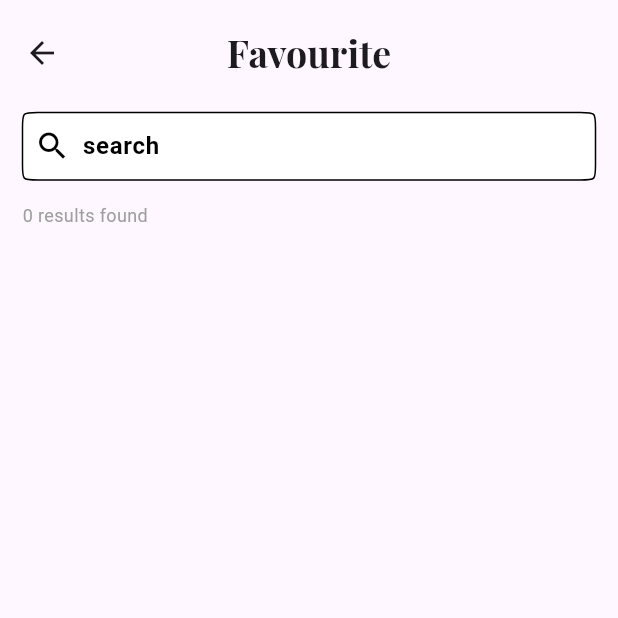
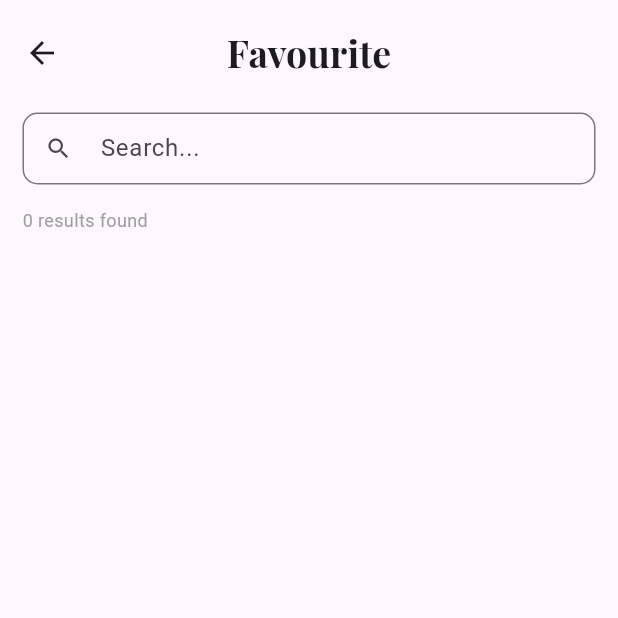
Before and after one commit to Mahsanali0786/shopingStore, a Flutter app: the FavouriteScreen screen opened directly, on a phone screen of 412 x 824 dp, the top half of it. Run offline on Flutter 3.47's test engine with Material 3 defaults, Android fonts, the phone set to English and light mode, and no system bars; our stand-ins replace dartz, equatable, flutter_native_splash, get, get_it; network calls fail; project files that could hold a hidden picture were left out.

Commit message:
search is working properly and render issue in Favourites in solved

```diff
--- a/lib/features/purchase/presentation/views/favourite_screen.dart
+++ b/lib/features/purchase/presentation/views/favourite_screen.dart
@@ -2,6 +2,7 @@ import 'package:flutter/material.dart';
 import 'package:get/get.dart';
 import 'package:mobilestore/features/purchase/presentation/controller/product_controller.dart';
 import 'package:mobilestore/features/purchase/presentation/widgets/fav_card.dart';
+import 'package:mobilestore/features/purchase/presentation/widgets/search_bar.dart';
 
 class FavouriteScreen extends StatefulWidget {
   FavouriteScreen({super.key, this.isLeading = false});
@@ -13,6 +14,7 @@ class FavouriteScreen extends StatefulWidget {
 
 class _FavouriteScreenState extends State<FavouriteScreen> {
   late TextEditingController favController;
+  bool isSearching = false;
 
   @override
   void initState() {
@@ -47,30 +49,22 @@ class _FavouriteScreenState extends State<FavouriteScreen> {
         child: Column(
           crossAxisAlignment: CrossAxisAlignment.start,
           children: [
-            SearchBar(
-              controller: favController,
-              hintText: 'search',
-              leading: const Icon(
-                Icons.search,
-                color: Colors.black,
-              ),
-              onChanged: (value) async {},
-              shape: MaterialStateProperty.all(ContinuousRectangleBorder(
-                  borderRadius: BorderRadius.circular(10))),
-              constraints: const BoxConstraints(minHeight: 45, maxHeight: 45),
-              side: MaterialStateProperty.all(
-                  const BorderSide(width: 1, color: Colors.black)),
-              backgroundColor: MaterialStateProperty.all(Colors.white),
-              textStyle: MaterialStateProperty.all(const TextStyle(
-                  color: Colors.black, fontWeight: FontWeight.bold)),
-              elevation: MaterialStateProperty.all(0),
-            ),
+            CustomSearchBar(
+                searchFieldController: favController,
+                onChangeCallBack: (String query) {
+                  setState(() {
+                    isSearching = true;
+                  });
+                  proudctController.searchFavouriteProduct(query);
+                }),
             const SizedBox(
               height: 15,
             ),
             Obx(
               () => Text(
-                '${proudctController.favouritesIdList.length} results found',
+                isSearching
+                    ? '${proudctController.searchedFavProList.length} results found'
+                    : '${proudctController.favouritesIdList.length} results found',
                 style: const TextStyle(fontSize: 12, color: Colors.grey),
               ),
             ),
@@ -78,12 +72,15 @@ class _FavouriteScreenState extends State<FavouriteScreen> {
               height: 5,
             ),
             Expanded(
-              child: Obx(()=>ListView.builder(
-
-                      itemCount:
-                      proudctController.favouritesProductList.value.length,
+                child: Obx(
+              () => ListView.builder(
+                  itemCount: isSearching
+                      ? proudctController.searchedFavProList.value.length
+                      : proudctController.favouritesProductList.value.length,
                   itemBuilder: (context, index) {
-                      final product = proudctController.favouritesProductList.value[index];
+                    final product = isSearching
+                        ? proudctController.searchedFavProList.value[index]
+                        : proudctController.favouritesProductList.value[index];
                     return FavCard(
                       product: product,
                       onPressedCallBack: () {
@@ -91,9 +88,7 @@ class _FavouriteScreenState extends State<FavouriteScreen> {
                       },
                     );
                   }),
-              )
-
-            ),
+            )),
           ],
         ),
       ),
--- a/lib/features/purchase/presentation/widgets/search_bar.dart
+++ b/lib/features/purchase/presentation/widgets/search_bar.dart
@@ -1,39 +1,32 @@
 import 'package:flutter/material.dart';
+import 'package:mobilestore/core/utils/typedef.dart';
 
-class SearchBar extends StatelessWidget {
-   SearchBar({super.key});
+class CustomSearchBar extends StatelessWidget {
+  const CustomSearchBar({super.key, required this.searchFieldController, required this.onChangeCallBack});
 
-  TextEditingController searchFieldController = TextEditingController();
+  final TextEditingController searchFieldController;
+  final void Function(String) onChangeCallBack;
 
   @override
   Widget build(BuildContext context) {
     return Material(
       child: Padding(
-        padding: const EdgeInsets.all(8.0),
-        child: Container(
-          // Add padding around the search bar
-          padding: const EdgeInsets.symmetric(horizontal: 8.0),
-          // Use a Material design search bar
+        padding: const EdgeInsets.all(0.0),
         child: TextField(
           controller: searchFieldController,
+          onChanged: onChangeCallBack,
           decoration: InputDecoration(
+            isDense: true ,
             hintText: 'Search...',
-              // Add a clear button to the search bar
-              suffixIcon: IconButton(
-                icon: const Icon(Icons.clear),
-                onPressed: () => searchFieldController.clear(),
-              ),
-              // Add a search icon or button to the search bar
             prefixIcon: IconButton(
               icon: const Icon(Icons.search),
-                onPressed: () {
-                  // Perform the search here
-                },
+              onPressed: (){},
             ),
             border: OutlineInputBorder(
-                borderRadius: BorderRadius.circular(20.0),
+              borderRadius: BorderRadius.circular(10.0),
+              borderSide: const BorderSide(color: Colors.black,width: 1.5)
             ),
-            ),
+
           ),
         ),
       ),
```
Also changed, not shown: lib/features/purchase/data/datasources/prod_remote_datasrc.dart (+6 -2 lines), lib/features/purchase/data/models/product_model.dart (+6 -2 lines), lib/features/purchase/presentation/controller/product_controller.dart (+51 -23 lines), lib/features/purchase/presentation/views/category_screen.dart (+23 -23 lines), lib/features/purchase/presentation/views/product_screen.dart (+34 -26 lines), lib/features/purchase/presentation/widgets/fav_card.dart (+9 -4 lines). Lines whose indentation alone changed are shown as unchanged.
